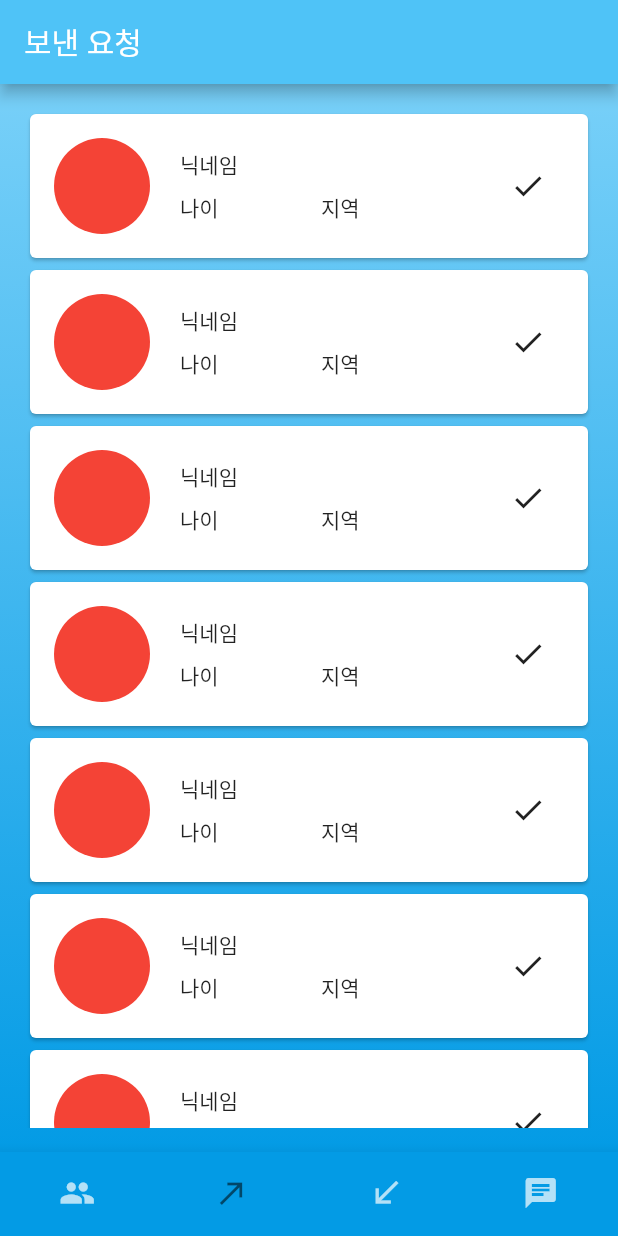
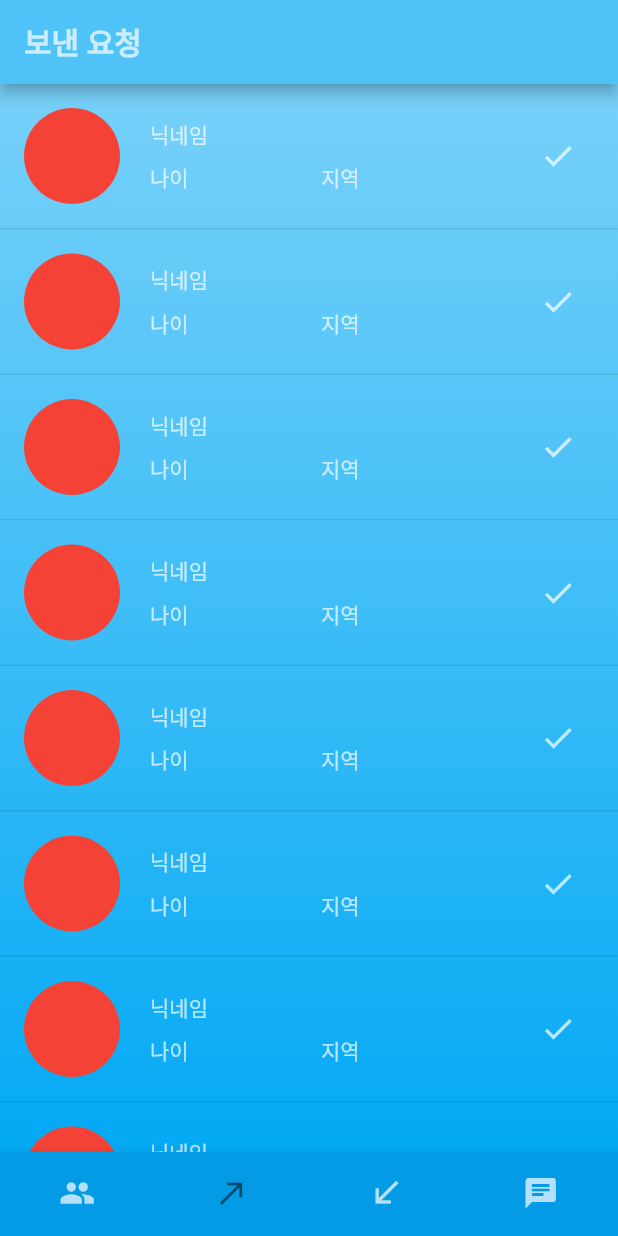
Before and after one commit to 3846chs/margaret, a Flutter app: the screen it shows after launch, item 2 of the bottom bar chosen, in the side drawer, after a tap on the "check" icon, on a phone screen of 412 x 824 dp. Run offline on Flutter 3.47's test engine with Material 2 defaults, Android fonts, the phone set to English and light mode, and no system bars.

Commit message:
Card design and change design little.

```diff
--- a/lib/home.dart
+++ b/lib/home.dart
@@ -30,7 +30,7 @@ class _DatingHomeState extends State<DatingHome> {
             end: Alignment.bottomCenter,
             colors: [
               Colors.lightBlue[200],
-              Colors.lightBlue[600],
+              Colors.lightBlue[500],
             ],
           ),
         ),
--- a/lib/pages/chat_page.dart
+++ b/lib/pages/chat_page.dart
@@ -1,4 +1,3 @@
-import 'package:dating_app/constants/size.dart';
 import 'package:dating_app/widgets/chat_card.dart';
 import 'package:flutter/material.dart';
 
@@ -15,15 +14,24 @@ class _ChatPageState extends State<ChatPage> {
       appBar: AppBar(
         title: const Text(
           '채팅하기',
-          style: TextStyle(color: Colors.white),
+          style: TextStyle(
+            color: Colors.white70,
+            fontWeight: FontWeight.bold,
+          ),
         ),
         backgroundColor: Colors.lightBlue[300],
       ),
-      body: Padding(
-        padding: const EdgeInsets.all(common_l_gap),
-        child: ListView(
-          children: List.generate(15, (index) => ChatCard()),
-        ),
+      body: ListView.separated(
+        itemCount: 10,
+        itemBuilder: (context, index) {
+          return InkWell(
+            child: ChatCard(),
+            onTap: () {},
+          );
+        },
+        separatorBuilder: (context, index) {
+          return const Divider(height: 1);
+        },
       ),
     );
   }
--- a/lib/pages/receive_page.dart
+++ b/lib/pages/receive_page.dart
@@ -1,4 +1,3 @@
-import 'package:dating_app/constants/size.dart';
 import 'package:dating_app/widgets/receive_card.dart';
 import 'package:flutter/material.dart';
 
@@ -15,15 +14,24 @@ class _ReceivePageState extends State<ReceivePage> {
       appBar: AppBar(
         title: const Text(
           '받은 요청',
-          style: TextStyle(color: Colors.white),
+          style: TextStyle(
+            color: Colors.white70,
+            fontWeight: FontWeight.bold,
+          ),
         ),
         backgroundColor: Colors.lightBlue[300],
       ),
-      body: Padding(
-        padding: const EdgeInsets.all(common_l_gap),
-        child: ListView(
-          children: List.generate(15, (index) => ReceiveCard()),
-        ),
+      body: ListView.separated(
+        itemCount: 10,
+        itemBuilder: (context, index) {
+          return InkWell(
+            child: ReceiveCard(),
+            onTap: () {},
+          );
+        },
+        separatorBuilder: (context, index) {
+          return const Divider(height: 1);
+        },
       ),
     );
   }
--- a/lib/pages/send_page.dart
+++ b/lib/pages/send_page.dart
@@ -1,4 +1,3 @@
-import 'package:dating_app/constants/size.dart';
 import 'package:dating_app/widgets/send_card.dart';
 import 'package:flutter/material.dart';
 
@@ -15,15 +14,24 @@ class _SendPageState extends State<SendPage> {
       appBar: AppBar(
         title: const Text(
           '보낸 요청',
-          style: TextStyle(color: Colors.white),
+          style: TextStyle(
+            color: Colors.white70,
+            fontWeight: FontWeight.bold,
+          ),
         ),
         backgroundColor: Colors.lightBlue[300],
       ),
-      body: Padding(
-        padding: const EdgeInsets.all(common_l_gap),
-        child: ListView(
-          children: List.generate(15, (index) => SendCard()),
-        ),
+      body: ListView.separated(
+        itemCount: 10,
+        itemBuilder: (context, index) {
+          return InkWell(
+            child: SendCard(),
+            onTap: () {},
+          );
+        },
+        separatorBuilder: (context, index) {
+          return const Divider(height: 1);
+        },
       ),
     );
   }
--- a/lib/widgets/chat_card.dart
+++ b/lib/widgets/chat_card.dart
@@ -5,8 +5,7 @@ import 'package:flutter/material.dart';
 class ChatCard extends StatelessWidget {
   @override
   Widget build(BuildContext context) {
-    return Card(
-      child: Padding(
+    return Padding(
       padding: const EdgeInsets.all(common_gap),
       child: Row(
         children: <Widget>[
@@ -21,18 +20,26 @@ class ChatCard extends StatelessWidget {
               children: <Widget>[
                 Padding(
                   padding: const EdgeInsets.all(common_s_gap),
-                    child: const Text('닉네임'),
+                  child: const Text(
+                    '닉네임',
+                    style: TextStyle(
+                      color: Colors.white70,
+                      fontWeight: FontWeight.bold,
+                    ),
+                  ),
                 ),
                 Padding(
                   padding: const EdgeInsets.all(common_s_gap),
-                    child: const Text('그럼 8시에 만나는 거 어때요?'),
+                  child: const Text(
+                    '그럼 8시에 만나는 거 어때요?',
+                    style: TextStyle(color: Colors.white70),
+                  ),
                 ),
               ],
             ),
           )
         ],
       ),
-      ),
     );
   }
 }
--- a/lib/widgets/receive_card.dart
+++ b/lib/widgets/receive_card.dart
@@ -4,8 +4,7 @@ import 'package:flutter/material.dart';
 class ReceiveCard extends StatelessWidget {
   @override
   Widget build(BuildContext context) {
-    return Card(
-      child: Padding(
+    return Padding(
       padding: const EdgeInsets.all(common_gap),
       child: Row(
         crossAxisAlignment: CrossAxisAlignment.start,
@@ -18,6 +17,7 @@ class ReceiveCard extends StatelessWidget {
                   child: const Text(
                     '연애할 때 상대방을 위해 얼마나 포기할 수 있나요? 전부를 희생할 수 있나요?',
                     textAlign: TextAlign.center,
+                    style: TextStyle(color: Colors.white70),
                   ),
                 ),
                 Padding(
@@ -25,6 +25,7 @@ class ReceiveCard extends StatelessWidget {
                   child: const Text(
                     '어쩌고 저쩌고 Blah Blah',
                     textAlign: TextAlign.center,
+                    style: TextStyle(color: Colors.white70),
                   ),
                 ),
               ],
@@ -37,6 +38,7 @@ class ReceiveCard extends StatelessWidget {
               height: 32,
               child: IconButton(
                 icon: const Icon(Icons.close),
+                color: Colors.white70,
                 iconSize: 16,
                 onPressed: () {},
               ),
@@ -44,7 +46,6 @@ class ReceiveCard extends StatelessWidget {
           ),
         ],
       ),
-      ),
     );
   }
 }
--- a/lib/widgets/send_card.dart
+++ b/lib/widgets/send_card.dart
@@ -5,8 +5,7 @@ import 'package:flutter/material.dart';
 class SendCard extends StatelessWidget {
   @override
   Widget build(BuildContext context) {
-    return Card(
-      child: Padding(
+    return Padding(
       padding: const EdgeInsets.all(common_gap),
       child: Row(
         children: <Widget>[
@@ -22,15 +21,25 @@ class SendCard extends StatelessWidget {
                 children: <Widget>[
                   Padding(
                     padding: const EdgeInsets.all(common_s_gap),
-                      child: const Text('닉네임'),
+                    child: const Text(
+                      '닉네임',
+                      style: TextStyle(color: Colors.white70),
+                    ),
                   ),
                   Padding(
                     padding: const EdgeInsets.all(common_s_gap),
                     child: Row(
                       children: <Widget>[
-                          Expanded(child: const Text('나이')),
                         Expanded(
-                            child: const Text('지역'),
+                            child: const Text(
+                          '나이',
+                          style: TextStyle(color: Colors.white70),
+                        )),
+                        Expanded(
+                          child: const Text(
+                            '지역',
+                            style: TextStyle(color: Colors.white70),
+                          ),
                         ),
                       ],
                     ),
@@ -43,12 +52,12 @@ class SendCard extends StatelessWidget {
             padding: const EdgeInsets.all(common_gap),
             child: IconButton(
               icon: const Icon(Icons.check),
+              color: Colors.white70,
               onPressed: () {},
             ),
           ),
         ],
       ),
-      ),
     );
   }
 }
```
Lines whose indentation alone changed are shown as unchanged.
